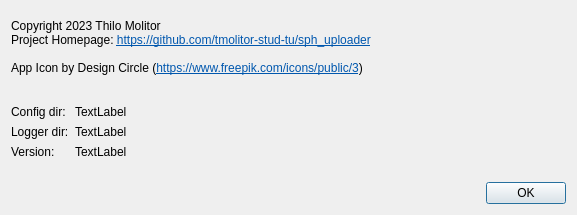
Qt form src/ui/about_dialog.ui (tmolitor-stud-tu/sph_uploader) before a commit.
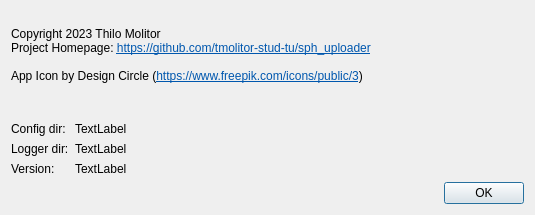
The same form after that commit.

Commit message: Autoresize about dialog

```diff
--- a/src/ui/about_dialog.ui
+++ b/src/ui/about_dialog.ui
@@ -6,7 +6,7 @@
    <rect>
     <x>0</x>
     <y>0</y>
-    <width>577</width>
+    <width>535</width>
     <height>215</height>
    </rect>
   </property>
@@ -34,6 +34,12 @@
   <layout class="QVBoxLayout" name="verticalLayout">
    <item>
     <widget class="QLabel" name="label">
+     <property name="sizePolicy">
+      <sizepolicy hsizetype="MinimumExpanding" vsizetype="MinimumExpanding">
+       <horstretch>0</horstretch>
+       <verstretch>0</verstretch>
+      </sizepolicy>
+     </property>
      <property name="text">
       <string>&lt;html&gt;&lt;head/&gt;&lt;body&gt;&lt;p&gt;Copyright 2023 Thilo Molitor &lt;br/&gt;Project Homepage: &lt;a href=&quot;https://github.com/tmolitor-stud-tu/sph_uploader&quot;&gt;&lt;span style=&quot; text-decoration: underline; color:#0057ae;&quot;&gt;https://github.com/tmolitor-stud-tu/sph_uploader&lt;/span&gt;&lt;/a&gt;&lt;br/&gt;&lt;br/&gt;App Icon by Design Circle (&lt;a href=&quot;https://www.freepik.com/icons/public/3&quot;&gt;&lt;span style=&quot; text-decoration: underline; color:#0057ae;&quot;&gt;https://www.freepik.com/icons/public/3&lt;/span&gt;&lt;/a&gt;)&lt;/p&gt;&lt;/body&gt;&lt;/html&gt;</string>
      </property>
@@ -67,7 +73,7 @@
    <item>
     <layout class="QFormLayout" name="formLayout">
      <property name="sizeConstraint">
-      <enum>QLayout::SetDefaultConstraint</enum>
+      <enum>QLayout::SetMaximumSize</enum>
      </property>
      <property name="fieldGrowthPolicy">
       <enum>QFormLayout::AllNonFixedFieldsGrow</enum>
```
The commit also changes 1 other file.
